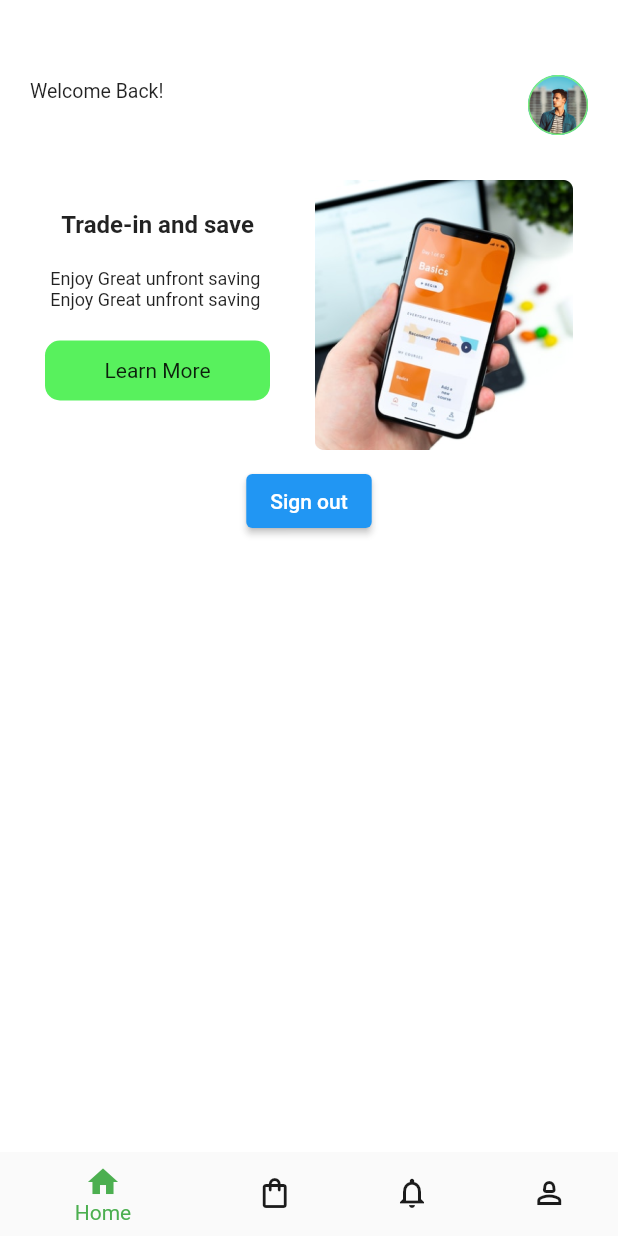
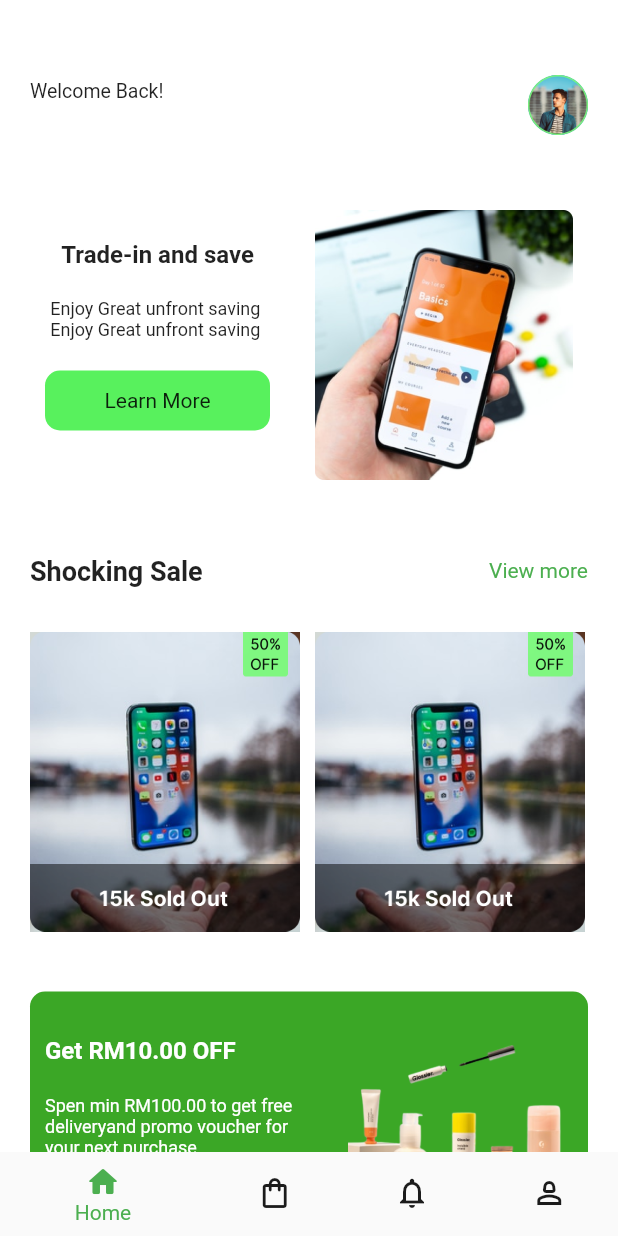
Before and after one commit to Codebox124/Shop-Net, a Flutter app: the screen it shows after launch, after a tap on "Login", on a phone screen of 412 x 824 dp. Run offline on Flutter 3.47's test engine with Material 2 defaults, Android fonts, the phone set to English and light mode, and no system bars; our stand-ins replace firebase_auth, firebase_core, flutter_riverpod; accounts and stored records are empty.

Commit message:
done with homepage

```diff
--- a/lib/main.dart
+++ b/lib/main.dart
@@ -2,7 +2,6 @@
 import 'package:flutter/material.dart';
 import 'package:flutter_riverpod/flutter_riverpod.dart';
 import 'package:shopnet/firebase_options.dart';
-import 'package:shopnet/screens/home.dart';
 import 'package:shopnet/screens/loginpage.dart';
 import 'package:shopnet/screens/splashScreen.dart';
 
--- a/lib/screens/homePage.dart
+++ b/lib/screens/homePage.dart
@@ -7,7 +7,10 @@
 
 class HomePage extends StatefulWidget {
   final User user;
-  const HomePage({super.key, required this.user});
+  const HomePage({
+    super.key,
+    required this.user,
+  });
 
   @override
   State<HomePage> createState() => _HomePageState();
@@ -47,8 +50,9 @@
           elevation: 0,
           items: [
             BottomNavigationBarItem(
-              icon: Icon(Icons.home),
+              icon: Icon(Icons.home_rounded),
               label: 'Home',
+
             ),
             BottomNavigationBarItem(
               icon: Icon(Icons.shopping_bag_outlined),
@@ -63,10 +67,10 @@
               label: 'Proile',
             ),
           ]),
-      backgroundColor: Color.fromARGB(232, 255, 255, 255),
-      body: Padding(
-        padding: const EdgeInsets.only(left: 20, right: 20, top: 50),
-        child: SingleChildScrollView(
+      backgroundColor: Color.fromARGB(242, 255, 255, 255),
+      body: SingleChildScrollView(
+        child: Padding(
+          padding: const EdgeInsets.only(left: 20, right: 20, top: 50),
           child: Column(
             children: [
               Row(
@@ -94,7 +98,7 @@
                 ],
               ),
               SizedBox(
-                height: 20,
+                height: 40,
               ),
               Container(
                 height: 200,
@@ -119,24 +123,22 @@
                               fontWeight: FontWeight.bold,
                             ),
                           ),
-                           SizedBox(
+                          SizedBox(
                             height: 20,
                           ),
                           Text(
                             "Enjoy Great unfront saving\nEnjoy Great unfront saving ",
                             style: TextStyle(
                               fontSize: 12,
-
                             ),
                           ),
-                           SizedBox(
+                          SizedBox(
                             height: 20,
                           ),
                           Container(
-                           decoration: BoxDecoration(
-                             color: const Color.fromARGB(255, 88, 241, 93),
-                             borderRadius: BorderRadius.circular(10)
-                           ),
+                            decoration: BoxDecoration(
+                                color: const Color.fromARGB(255, 88, 241, 93),
+                                borderRadius: BorderRadius.circular(10)),
                             height: 40,
                             width: 150,
                             child: Center(
@@ -146,6 +148,116 @@
                         ],
                       ),
                       Image.asset("assets/imgs/Rectangle 12.png")
+                    ],
+                  ),
+                ),
+              ),
+              SizedBox(
+                height: 40,
+              ),
+              Row(
+                mainAxisAlignment: MainAxisAlignment.spaceBetween,
+                children: [
+                  Text(
+                    "Shocking Sale",
+                    style: TextStyle(
+                      fontSize: 18,
+                      fontWeight: FontWeight.bold,
+                    ),
+                  ),
+                  Text(
+                    "View more",
+                    style: TextStyle(
+                      fontSize: 14,
+                      color: Colors.green,
+                    ),
+                  )
+                ],
+              ),
+              SizedBox(
+                height: 30,
+              ),
+              Container(
+                height: 200,
+                width: double.infinity,
+                child: ListView.separated(
+                  scrollDirection: Axis.horizontal,
+                  itemCount: 4,
+                  separatorBuilder: (BuildContext context, int index) {
+                    return SizedBox(
+                      width: 10,
+                    );
+                  },
+                  itemBuilder: (BuildContext context, int index) {
+                    return Row(
+                      children: [
+                        Image.asset(
+                          "assets/imgs/card 3.png",
+                        )
+                      ],
+                    );
+                  },
+                ),
+              ),
+              SizedBox(
+                height: 40,
+              ),
+              Container(
+                height: 200,
+                width: MediaQuery.of(context).size.width,
+                decoration: BoxDecoration(
+                    color: Color.fromARGB(255, 59, 167, 38),
+                    borderRadius: BorderRadius.circular(10)),
+                child: Padding(
+                  padding: const EdgeInsets.all(10),
+                  child: Row(
+                    mainAxisAlignment: MainAxisAlignment.spaceBetween,
+                    children: [
+                      Column(
+                        crossAxisAlignment: CrossAxisAlignment.start,
+                        children: [
+                          SizedBox(
+                            height: 20,
+                          ),
+                          Text(
+                            "Get RM10.00 OFF",
+                            style: TextStyle(
+                              fontSize: 16,
+                              color: Colors.white,
+                              fontWeight: FontWeight.bold,
+                            ),
+                          ),
+                          SizedBox(
+                            height: 20,
+                          ),
+                          Text(
+                            "Spen min RM100.00 to get free\ndeliveryand promo voucher for\nyour next purchase. ",
+                            style: TextStyle(
+                              fontSize: 12,
+                              color: Colors.white,
+                            ),
+                          ),
+                          SizedBox(
+                            height: 20,
+                          ),
+                          Container(
+                            decoration: BoxDecoration(
+                                color: Colors.white,
+                                borderRadius: BorderRadius.circular(10)),
+                            height: 40,
+                            width: 150,
+                            child: Center(
+                              child: Text("Buy Now",style: TextStyle(
+
+                              ),),
+                            ),
+                          )
+                        ],
+                      ),
+                      Image.asset(
+                        "assets/imgs/Rectangle 26.png",
+                        width: 150,
+                      )
                     ],
                   ),
                 ),
```
Also changed, not shown: lib/screens/home.dart (+44 -41 lines).
